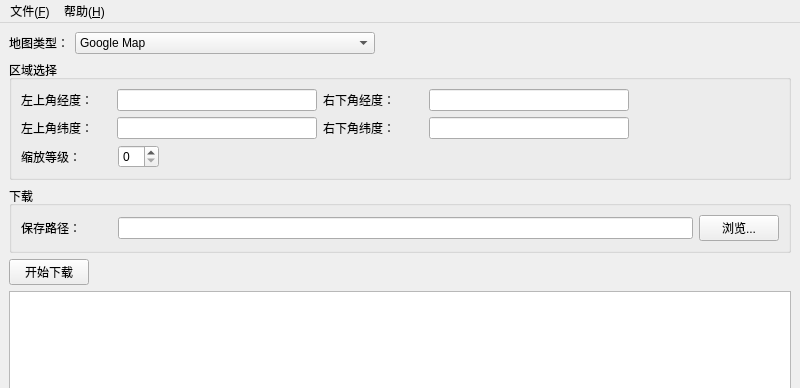
Qt form TileDownloader/MainWindow.ui (examyes/MapGraphics) before a commit; both pictures show x 0 to 800 and y 0 to 388 of the 800 by 634 pixel window.
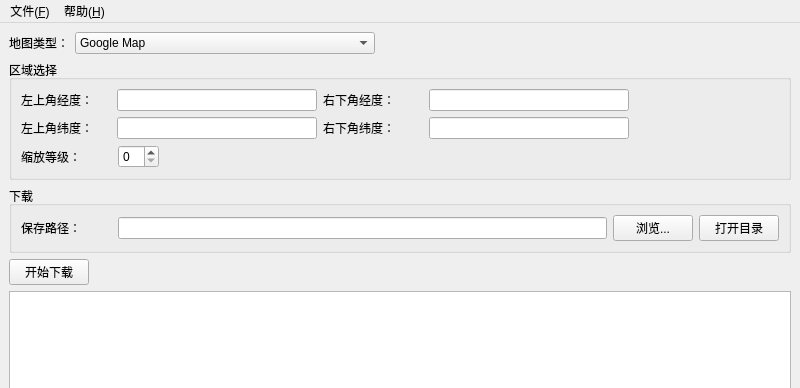
The same form after that commit.

What changed in the file:
```diff
--- a/TileDownloader/MainWindow.ui
+++ b/TileDownloader/MainWindow.ui
@@ -297,7 +297,7 @@
       <property name="title">
        <string>下载</string>
       </property>
-      <layout class="QVBoxLayout" name="verticalLayout_2">
+      <layout class="QHBoxLayout" name="horizontalLayout_11">
        <item>
         <layout class="QHBoxLayout" name="horizontalLayout_9">
          <item>
@@ -329,6 +329,13 @@
            </property>
           </widget>
          </item>
+         <item>
+          <widget class="QPushButton" name="btn_open_folder">
+           <property name="text">
+            <string>打开目录</string>
+           </property>
+          </widget>
+         </item>
         </layout>
        </item>
       </layout>
```
